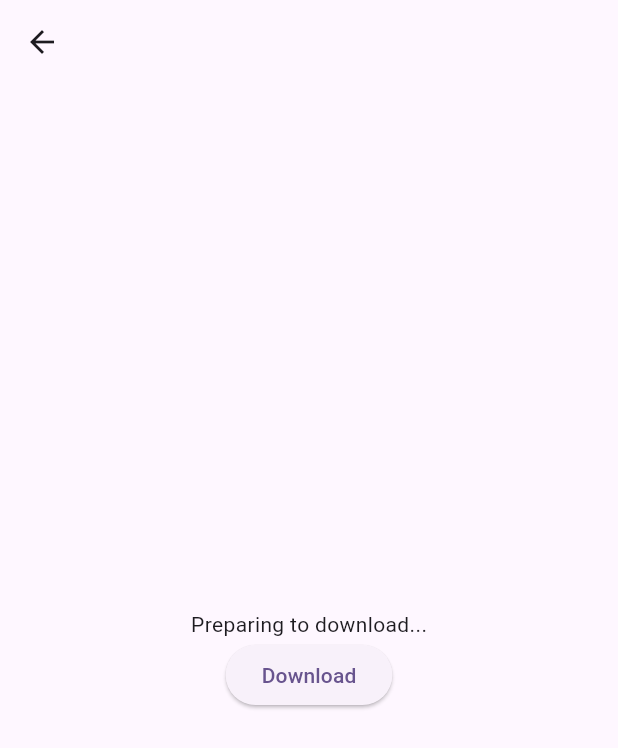
After one commit to moury12/notification-service, a Flutter app: the DownloadContent screen opened directly, after a tap on "Download", on a phone screen of 412 x 824 dp. The commit adds this screen. Shown: the top 748 px of the screen. Run offline on Flutter 3.47's test engine with Material 3 defaults, Android fonts, the light colour scheme and no system bars; our stand-ins replace dio, firebase_core, firebase_messaging, flutter_local_notifications, timezone; accounts and stored records are empty; network calls fail.

Commit message:
feat: download notification

```diff
--- /dev/null
+++ b/lib/download_content.dart
@@ -0,0 +1,104 @@
+import 'dart:async';
+
+import 'package:dio/dio.dart';
+import 'package:flutter/material.dart';
+import 'package:notification_service/notification.dart';
+
+class DownloadContent extends StatefulWidget {
+  const DownloadContent({super.key});
+
+  @override
+  State<DownloadContent> createState() => _DownloadContentState();
+}
+
+class _DownloadContentState extends State<DownloadContent> {
+  StreamController<double> downloadController = StreamController<double>();
+  DateTime? lastNotificationUpdate;
+
+  @override
+  Widget build(BuildContext context) {
+    return Scaffold(
+      appBar: AppBar(),
+      body: Center(
+        child: Column(
+          mainAxisAlignment: MainAxisAlignment.center,
+          children: [
+            StreamBuilder(
+              stream: downloadController.stream,
+              builder: (context, snapshot) {
+                if (snapshot.hasError) {
+                  return Text('Download failed: ${snapshot.error}');
+                }
+                if (snapshot.connectionState == ConnectionState.waiting) {
+                  return const Text('Preparing to download...');
+                } else if (snapshot.connectionState == ConnectionState.done) {
+                  return const Text('Download complete!');
+                }
+                if (snapshot.hasData) {
+                  return Row(
+                    children: [
+                      Padding(
+                        padding: const EdgeInsets.all(8.0),
+                        child: Text(
+                            '${(snapshot.data! * 100).floor().toString()}%'),
+                      ),
+                      Expanded(
+                        child: Padding(
+                          padding: const EdgeInsets.all(8.0),
+                          child: LinearProgressIndicator(
+                            value: snapshot.data,
+                            minHeight: 10,
+                          ),
+                        ),
+                      ),
+                    ],
+                  );
+                }
+                return const Text('Press the button to start downloading');
+              },
+            ),
+            ElevatedButton(
+                onPressed: () {
+                  downloadContent();
+                },
+                child: const Text('Download'))
+          ],
+        ),
+      ),
+    );
+  }
+
+  Future<void> downloadContent() async {
+    // Get the external storage directory
+    const directory = '/storage/emulated/0/Download';
+
+    // Define the full file path by appending a file name to the directory path
+    String filePath = '$directory/downloaded_file.mp4';
+    debugPrint(filePath); // Specify the desired file name and extension
+    await Dio().download(
+      'https://commondatastorage.googleapis.com/gtv-videos-bucket/sample/WhatCarCanYouGetForAGrand.mp4',
+      filePath,
+      onReceiveProgress: (count, total) {
+        if (total != -1) {
+          downloadController.add(count / total);
+          debugPrint('Download progress: ${((count / total) * 100).toInt()}%');
+          updateNotification(((count / total) * 100).toInt(), filePath);
+        }
+      },
+    );
+  }
+
+  void updateNotification(int progress, String filepath) {
+    final now = DateTime.now();
+    if (lastNotificationUpdate == null ||
+        now.difference(lastNotificationUpdate!).inMilliseconds >= 100) {
+      if (progress > 100) {
+        NotificationService.showDownloadNotification(
+            100, filepath); // Final update to 100%
+      } else {
+        NotificationService.showDownloadNotification(progress, filepath);
+      }
+      lastNotificationUpdate = now;
+    }
+  }
+}
--- a/pubspec.yaml
+++ b/pubspec.yaml
@@ -39,6 +39,9 @@ dependencies:
   firebase_core: ^3.3.0
   flutter_local_notifications: ^17.2.2
   timezone: ^0.9.4
+  dio: ^5.6.0
+  path_provider: ^2.1.4
+  android_intent_plus: ^5.1.0
 
 dev_dependencies:
   flutter_test:
```
Also changed, not shown: lib/main.dart (+39 -23 lines), lib/notification.dart (+49 -5 lines), pubspec.lock, 2 other files.
